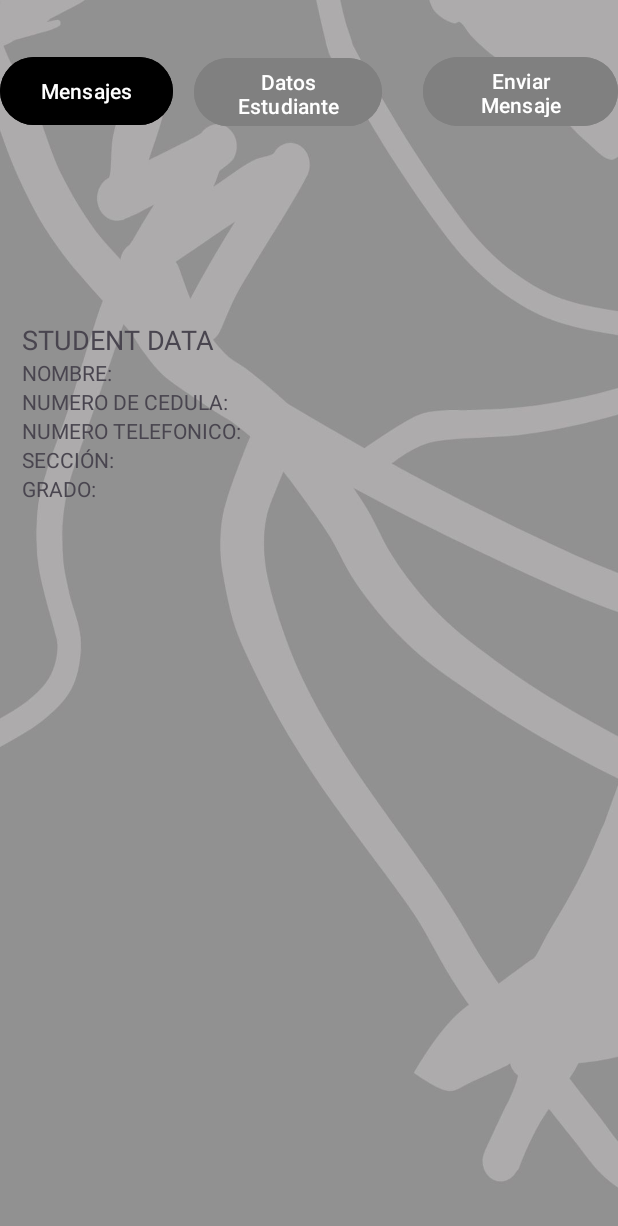
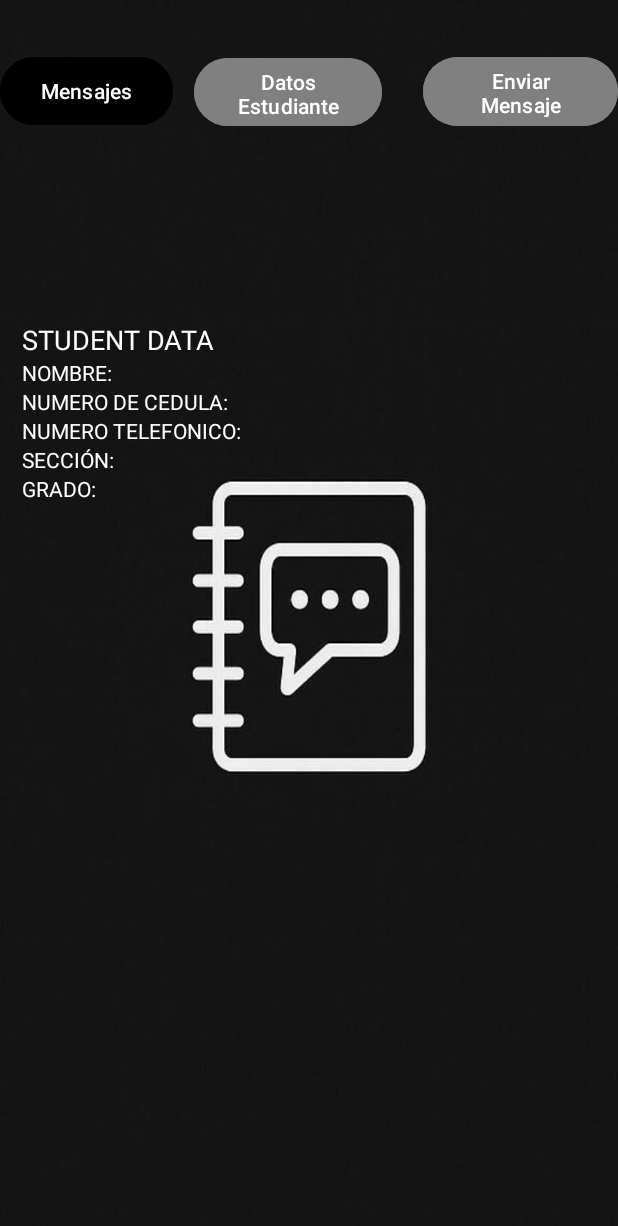
Before and after one commit to weoxz/proyecto-expo-t-cnica, an Android app: the AftherEverything screen opened directly, with no data from a screen before it, after a tap on "Datos Estudiante", on a phone screen of 412 x 824 dp. Shown: the top 1226 px of the screen. Run offline under Robolectric (Android 15) with nearby library versions, the phone set to English and light mode, and no system bars; our stand-ins replace Volley; network calls fail.

Commit message:
se añadio lo q pidio

```diff
--- a/app/loginscreen/src/main/res/layout/activity_afther_everything.xml
+++ b/app/loginscreen/src/main/res/layout/activity_afther_everything.xml
@@ -7,7 +7,7 @@
     android:layout_width="match_parent"
     android:layout_height="match_parent"
     tools:context=".AftherEverything"
-    android:background="@drawable/loginscreeen">
+    android:background="@drawable/studentimagennn">
 
     <!-- Botón Mensajes (posición original) -->
 
@@ -63,6 +63,8 @@
         android:visibility="visible"
         app:layout_constraintBottom_toBottomOf="parent"
         app:layout_constraintEnd_toEndOf="parent"
+        android:textColor="@color/white"
+
         app:layout_constraintStart_toStartOf="parent"
         app:layout_constraintTop_toBottomOf="@+id/btnEnviarMensaje">
 
@@ -72,12 +74,16 @@
 
             <LinearLayout
                 android:layout_width="match_parent"
+                android:textColor="@color/white"
+
                 android:layout_height="match_parent"
                 android:orientation="vertical">
 
                 <androidx.recyclerview.widget.RecyclerView
                     android:id="@+id/recyclerMensajes"
                     android:layout_width="match_parent"
+                    android:textColor="@color/white"
+
                     android:layout_height="534dp"
                     android:padding="16dp"
                     android:scrollbars="vertical">
@@ -110,6 +116,8 @@
             <TextView
                 android:layout_width="match_parent"
                 android:layout_height="wrap_content"
+                android:textColor="@color/white"
+
                 android:text="STUDENT DATA"
                 android:textSize="18sp" />
 
@@ -117,29 +125,39 @@
                 android:id="@+id/NomText"
                 android:layout_width="match_parent"
                 android:layout_height="wrap_content"
+                android:textColor="@color/white"
+
                 android:text="NOMBRE:" />
 
             <TextView
                 android:id="@+id/numTextcedu"
                 android:layout_width="match_parent"
                 android:layout_height="wrap_content"
+                android:textColor="@color/white"
+
                 android:text="NUMERO DE CEDULA:" />
 
             <TextView
                 android:id="@+id/numTeltext"
                 android:layout_width="match_parent"
                 android:layout_height="wrap_content"
+                android:textColor="@color/white"
+
                 android:text="NUMERO TELEFONICO:" />
 
             <TextView
                 android:id="@+id/seccText"
                 android:layout_width="match_parent"
                 android:layout_height="wrap_content"
+                android:textColor="@color/white"
+
                 android:text="SECCIÓN:" />
 
             <TextView
                 android:id="@+id/gradoText"
                 android:layout_width="match_parent"
+                android:textColor="@color/white"
+
                 android:layout_height="wrap_content"
                 android:text="GRADO:" />
         </LinearLayout>
@@ -150,6 +168,8 @@
         android:id="@+id/contenedorEnviar"
         android:layout_width="match_parent"
         android:layout_height="0dp"
+        android:textColor="@color/white"
+
         android:visibility="gone"
         app:layout_constraintBottom_toBottomOf="parent"
         app:layout_constraintEnd_toEndOf="parent"
@@ -165,6 +185,8 @@
             <TextView
                 android:layout_width="match_parent"
                 android:layout_height="wrap_content"
+                android:textColor="@color/white"
+
                 android:text="SEND MESSAGES"
                 android:textSize="18sp" />
 
@@ -172,11 +194,15 @@
                 android:id="@+id/remitnete"
                 android:layout_width="match_parent"
                 android:layout_height="wrap_content"
+                android:textColor="@color/white"
+
                 android:hint="Ingrese el remitente" />
 
             <EditText
                 android:id="@+id/destinatario"
                 android:layout_width="match_parent"
+                android:textColor="@color/white"
+
                 android:layout_height="wrap_content"
                 android:hint="Ingrese el destinatario" />
 
@@ -184,11 +210,15 @@
                 android:id="@+id/mensaje"
                 android:layout_width="match_parent"
                 android:layout_height="wrap_content"
+                android:textColor="@color/white"
+
                 android:hint="Escribe tu mensaje" />
 
             <Button
                 android:id="@+id/send_mensaje"
                 android:layout_width="wrap_content"
+                android:textColor="@color/white"
+
                 android:layout_height="wrap_content"
                 android:onClick="ClickSendMesajes"
                 android:text="SEND" />
--- a/app/loginscreen/src/main/res/layout/activity_login_screen.xml
+++ b/app/loginscreen/src/main/res/layout/activity_login_screen.xml
@@ -57,6 +57,8 @@
         android:layout_width="198dp"
         android:layout_height="47dp"
         android:backgroundTint="#17181c"
+        android:textColor="@color/white"
+
         android:text="Aun no tengo cuenta"
         app:cornerRadius="0dp"
         app:layout_constraintBottom_toBottomOf="parent"
--- a/app/loginscreen/src/main/res/layout/activity_validar_mensajes.xml
+++ b/app/loginscreen/src/main/res/layout/activity_validar_mensajes.xml
@@ -10,29 +10,34 @@
             android:layout_width="wrap_content"
             android:layout_height="wrap_content"
             android:textStyle="bold"
+            android:textColor="@color/white"
             android:text="Remitente" />
 
         <TextView
             android:id="@+id/txtMensaje"
             android:layout_width="wrap_content"
             android:layout_height="wrap_content"
+            android:textColor="@color/white"
             android:text="Mensaje" />
 
         <LinearLayout
             android:layout_width="wrap_content"
             android:layout_height="wrap_content"
+            android:textColor="@color/white"
             android:orientation="horizontal">
 
                 <Button
                     android:id="@+id/btnAprobar"
                     android:layout_width="wrap_content"
                     android:layout_height="wrap_content"
+                    android:textColor="@color/white"
                     android:text="Aprobar" />
 
                 <Button
                     android:id="@+id/btnRechazar"
                     android:layout_width="wrap_content"
                     android:layout_height="wrap_content"
+                    android:textColor="@color/white"
                     android:layout_marginStart="8dp"
                     android:text="Rechazar" />
         </LinearLayout>
```
Also changed, not shown: app/loginscreen/src/main/res/layout/activity_admin.xml (+11 -0 lines), app/loginscreen/src/main/res/layout/activity_profesor_actividad.xml (+14 -0 lines), app/loginscreen/src/main/res/layout/activity_profile_of_students.xml (+19 -0 lines), app/loginscreen/src/main/res/layout/activity_screen_afther_log.xml (+18 -0 lines).
